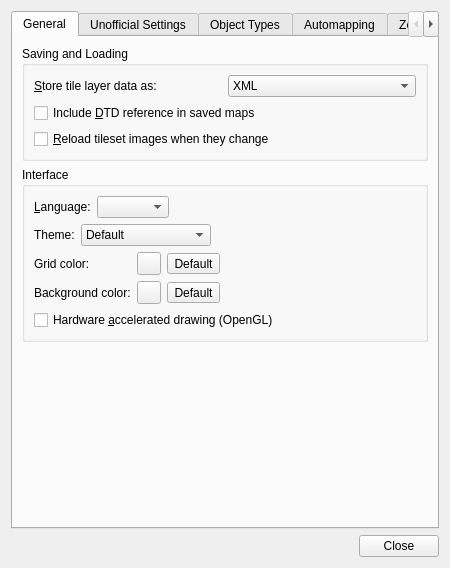
This is src/tiled/preferencesdialog.ui in gruxor/tiled as Qt 5 draws it before an edit. The edited form follows.
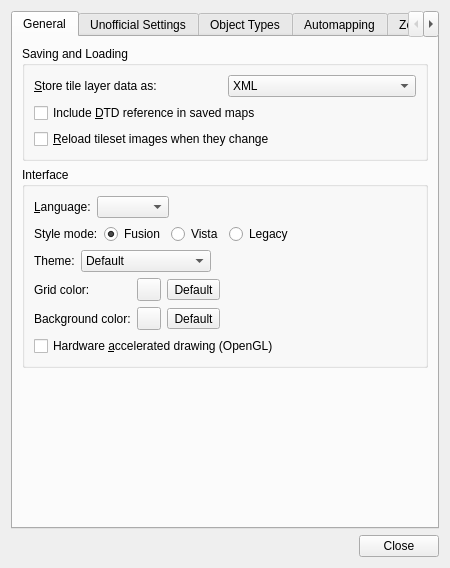
This is the edited form. Icons and pictures are not drawn. Custom widgets are drawn as their Qt base class.

Commit message: Implemented basic style swapper to complement themes

```diff
--- a/src/tiled/preferencesdialog.ui
+++ b/src/tiled/preferencesdialog.ui
@@ -132,7 +132,68 @@
            </layout>
           </item>
           <item>
+           <layout class="QHBoxLayout" name="themeModeLayout">
+            <item>
+             <widget class="QLabel" name="themeModeLabel">
+              <property name="text">
+               <string>Style mode:</string>
+              </property>
+             </widget>
+            </item>
+            <item>
+             <widget class="QRadioButton" name="fusionThemeMode">
+              <property name="text">
+               <string>Fusion</string>
+              </property>
+              <property name="checked">
+               <bool>true</bool>
+              </property>
+             </widget>
+            </item>
+            <item>
+             <widget class="QRadioButton" name="vistaThemeMode">
+              <property name="text">
+               <string>Vista</string>
+              </property>
+             </widget>
+            </item>
+            <item>
+             <widget class="QRadioButton" name="legacyThemeMode">
+              <property name="text">
+               <string>Legacy</string>
+              </property>
+             </widget>
+            </item>
+            <item>
+             <spacer name="horizontalSpacer_9">
+              <property name="orientation">
+               <enum>Qt::Horizontal</enum>
+              </property>
+              <property name="sizeHint" stdset="0">
+               <size>
+                <width>40</width>
+                <height>20</height>
+               </size>
+              </property>
+             </spacer>
+            </item>
+           </layout>
+          </item>
+          <item>
+           <widget class="QWidget" name="themeRow" native="true">
            <layout class="QHBoxLayout" name="themeLayout">
+               <property name="leftMargin">
+                <number>0</number>
+               </property>
+               <property name="topMargin">
+                <number>0</number>
+               </property>
+               <property name="rightMargin">
+                <number>0</number>
+               </property>
+               <property name="bottomMargin">
+                <number>0</number>
+               </property>
             <item>
              <widget class="QLabel" name="themeLabel">
               <property name="text">
@@ -178,6 +239,7 @@
              </spacer>
             </item>
            </layout>
+           </widget>
           </item>
           <item>
            <layout class="QGridLayout" name="gridLayout_2">
```
Lines whose indentation alone changed are shown as unchanged. The commit also changes 5 other files.
